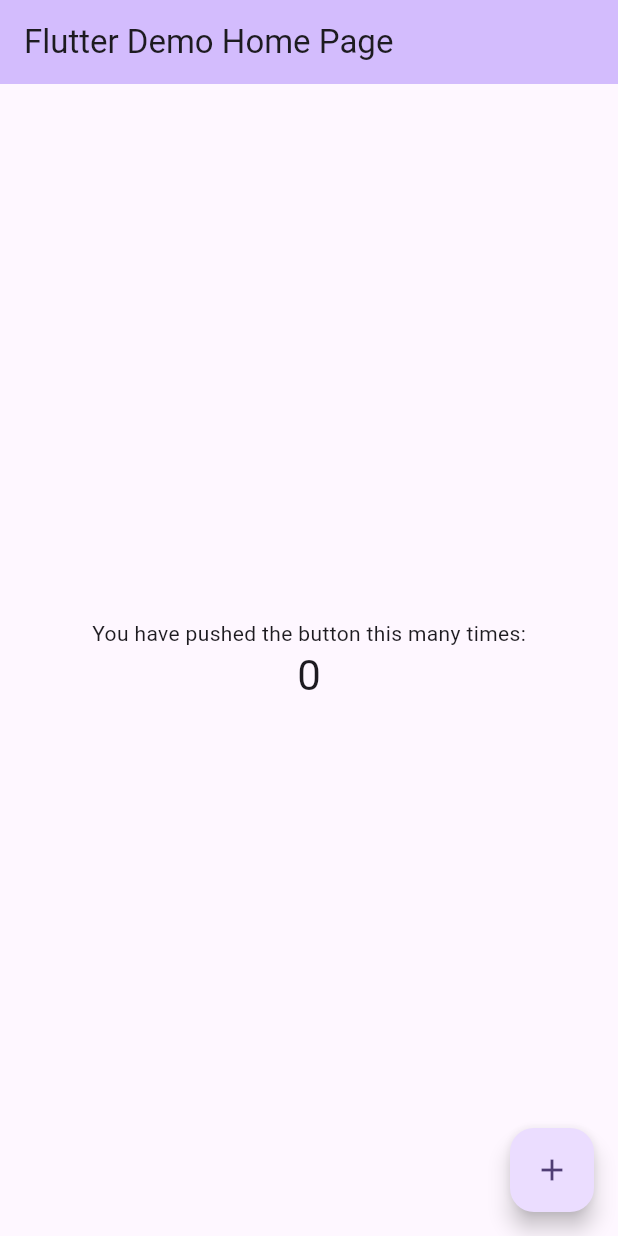
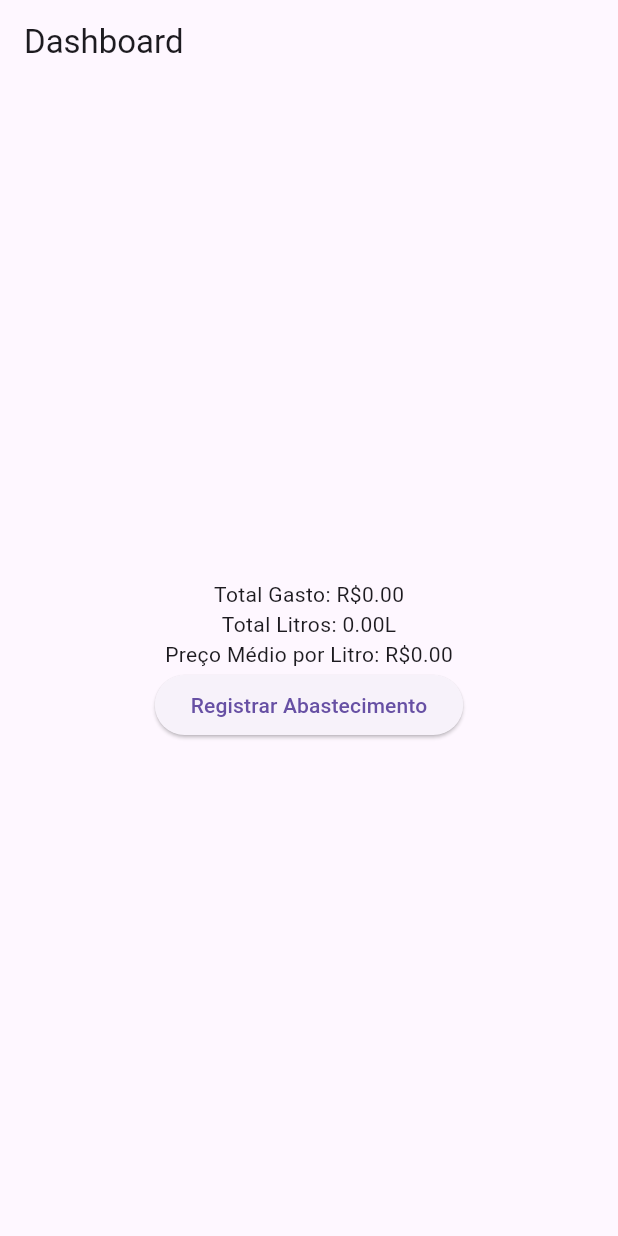
Before and after one commit to Jervdv/projeto_moveis_2024, a Flutter app: the screen it shows after launch, on a phone screen of 412 x 824 dp. Run offline on Flutter 3.47's test engine with Material 3 defaults, Android fonts, the phone set to English and light mode, and no system bars.

Commit message:
Added project structure and screen prototype

```diff
--- /dev/null
+++ b/lib/app/app.dart
@@ -0,0 +1,22 @@
+import 'package:flutter/material.dart';
+import '../screens/dashboard_screen.dart';
+import '../screens/new_entry_screen.dart';
+
+class MyApp extends StatelessWidget {
+  const MyApp({super.key});
+
+  @override
+  Widget build(BuildContext context) {
+    return MaterialApp(
+      title: 'Flutter Demo',
+      theme: ThemeData(
+        primarySwatch: Colors.blue,
+      ),
+      home: const DashboardScreen(),
+      routes: {
+        '/new_entry': (context) => NewEntryScreen(),
+        // '/third': (context) => ThirdScreen(),
+      },
+    );
+  }
+}
--- a/lib/main.dart
+++ b/lib/main.dart
@@ -1,125 +1,6 @@
 import 'package:flutter/material.dart';
+import 'app/app.dart';
 
 void main() {
   runApp(const MyApp());
 }
-
-class MyApp extends StatelessWidget {
-  const MyApp({super.key});
-
-  // This widget is the root of your application.
-  @override
-  Widget build(BuildContext context) {
-    return MaterialApp(
-      title: 'Flutter Demo',
-      theme: ThemeData(
-        // This is the theme of your application.
-        //
-        // TRY THIS: Try running your application with "flutter run". You'll see
-        // the application has a purple toolbar. Then, without quitting the app,
-        // try changing the seedColor in the colorScheme below to Colors.green
-        // and then invoke "hot reload" (save your changes or press the "hot
-        // reload" button in a Flutter-supported IDE, or press "r" if you used
-        // the command line to start the app).
-        //
-        // Notice that the counter didn't reset back to zero; the application
-        // state is not lost during the reload. To reset the state, use hot
-        // restart instead.
-        //
-        // This works for code too, not just values: Most code changes can be
-        // tested with just a hot reload.
-        colorScheme: ColorScheme.fromSeed(seedColor: Colors.deepPurple),
-        useMaterial3: true,
-      ),
-      home: const MyHomePage(title: 'Flutter Demo Home Page'),
-    );
-  }
-}
-
-class MyHomePage extends StatefulWidget {
-  const MyHomePage({super.key, required this.title});
-
-  // This widget is the home page of your application. It is stateful, meaning
-  // that it has a State object (defined below) that contains fields that affect
-  // how it looks.
-
-  // This class is the configuration for the state. It holds the values (in this
-  // case the title) provided by the parent (in this case the App widget) and
-  // used by the build method of the State. Fields in a Widget subclass are
-  // always marked "final".
-
-  final String title;
-
-  @override
-  State<MyHomePage> createState() => _MyHomePageState();
-}
-
-class _MyHomePageState extends State<MyHomePage> {
-  int _counter = 0;
-
-  void _incrementCounter() {
-    setState(() {
-      // This call to setState tells the Flutter framework that something has
-      // changed in this State, which causes it to rerun the build method below
-      // so that the display can reflect the updated values. If we changed
-      // _counter without calling setState(), then the build method would not be
-      // called again, and so nothing would appear to happen.
-      _counter++;
-    });
-  }
-
-  @override
-  Widget build(BuildContext context) {
-    // This method is rerun every time setState is called, for instance as done
-    // by the _incrementCounter method above.
-    //
-    // The Flutter framework has been optimized to make rerunning build methods
-    // fast, so that you can just rebuild anything that needs updating rather
-    // than having to individually change instances of widgets.
-    return Scaffold(
-      appBar: AppBar(
-        // TRY THIS: Try changing the color here to a specific color (to
-        // Colors.amber, perhaps?) and trigger a hot reload to see the AppBar
-        // change color while the other colors stay the same.
-        backgroundColor: Theme.of(context).colorScheme.inversePrimary,
-        // Here we take the value from the MyHomePage object that was created by
-        // the App.build method, and use it to set our appbar title.
-        title: Text(widget.title),
-      ),
-      body: Center(
-        // Center is a layout widget. It takes a single child and positions it
-        // in the middle of the parent.
-        child: Column(
-          // Column is also a layout widget. It takes a list of children and
-          // arranges them vertically. By default, it sizes itself to fit its
-          // children horizontally, and tries to be as tall as its parent.
-          //
-          // Column has various properties to control how it sizes itself and
-          // how it positions its children. Here we use mainAxisAlignment to
-          // center the children vertically; the main axis here is the vertical
-          // axis because Columns are vertical (the cross axis would be
-          // horizontal).
-          //
-          // TRY THIS: Invoke "debug painting" (choose the "Toggle Debug Paint"
-          // action in the IDE, or press "p" in the console), to see the
-          // wireframe for each widget.
-          mainAxisAlignment: MainAxisAlignment.center,
-          children: <Widget>[
-            const Text(
-              'You have pushed the button this many times:',
-            ),
-            Text(
-              '$_counter',
-              style: Theme.of(context).textTheme.headlineMedium,
-            ),
-          ],
-        ),
-      ),
-      floatingActionButton: FloatingActionButton(
-        onPressed: _incrementCounter,
-        tooltip: 'Increment',
-        child: const Icon(Icons.add),
-      ), // This trailing comma makes auto-formatting nicer for build methods.
-    );
-  }
-}
--- /dev/null
+++ b/lib/models/fuel_entry.dart
@@ -0,0 +1,18 @@
+class FuelEntry {
+  DateTime date;
+  double liters;
+  double pricePerLiter;
+  int odometer;
+  String fuelType;
+  String gasStationName;
+  bool isDeleted = false;
+
+  FuelEntry({
+    required this.date,
+    required this.liters,
+    required this.pricePerLiter,
+    required this.odometer,
+    required this.fuelType,
+    required this.gasStationName,
+  });
+}
--- /dev/null
+++ b/lib/repositories/fuel_entries_repository.dart
@@ -0,0 +1,70 @@
+import 'dart:collection';
+
+import 'package:flutter/material.dart';
+import 'package:projeto_moveis_2024/models/fuel_entry.dart';
+
+class FuelEntriesRepository extends ChangeNotifier {
+  final List<FuelEntry> _fuelEntries = [];
+
+  UnmodifiableListView<FuelEntry> get fuelEntries =>
+      UnmodifiableListView(_fuelEntries);
+
+  saveFuelEntry(FuelEntry fuelEntry) {
+    _fuelEntries.add(fuelEntry);
+    notifyListeners();
+  }
+
+  FuelEntriesRepository() {
+    _fuelEntries.addAll(
+      [
+        FuelEntry(
+          date: DateTime(2024, 11, 30),
+          fuelType: 'Gasolina',
+          gasStationName: 'Shell Centro',
+          liters: 15,
+          odometer: 42000,
+          pricePerLiter: 6.50,
+        ),
+        FuelEntry(
+          date: DateTime(2024, 11, 30),
+          fuelType: 'Gasolina',
+          gasStationName: 'Shell Centro',
+          liters: 15,
+          odometer: 42200,
+          pricePerLiter: 6.50,
+        ),
+        FuelEntry(
+          date: DateTime(2024, 11, 30),
+          fuelType: 'Gasolina',
+          gasStationName: 'Shell Centro',
+          liters: 15,
+          odometer: 42400,
+          pricePerLiter: 6.50,
+        ),
+      ],
+    );
+    notifyListeners();
+  }
+
+  List<FuelEntry> getFuelEntries(bool showDeleted) {
+    return fuelEntries
+        .where((fuelEntry) => fuelEntry.isDeleted == !showDeleted)
+        .toList();
+  }
+
+  // deleteFuelEntry(FuelEntry fuelEntry) {
+  //   final oldNote = _notes.firstWhere(
+  //     (n) => n.title == note.title && n.description == note.description,
+  //   );
+  //   final noteIndex = _notes.indexOf(oldNote);
+  //   _notes.replaceRange(noteIndex, noteIndex + 1, [
+  //     Note(
+  //       title: note.title,
+  //       description: note.description,
+  //       color: note.color,
+  //       archived: true,
+  //     )
+  //   ]);
+  //   notifyListeners();
+  // }
+}
--- /dev/null
+++ b/lib/screens/dashboard_screen.dart
@@ -0,0 +1,45 @@
+import 'package:flutter/material.dart';
+import 'package:projeto_moveis_2024/repositories/fuel_entries_repository.dart';
+import '../models/fuel_entry.dart';
+
+class DashboardScreen extends StatefulWidget {
+  const DashboardScreen({super.key});
+
+  @override
+  State<DashboardScreen> createState() => _DashboardScreenState();
+}
+
+class _DashboardScreenState extends State<DashboardScreen> {
+  final FuelEntriesRepository fuelEntriesRepository = FuelEntriesRepository();
+  List<FuelEntry> entries = [];
+
+  @override
+  Widget build(BuildContext context) {
+    double totalSpent = entries.fold(
+        0, (sum, entry) => sum + (entry.liters * entry.pricePerLiter));
+    double totalLiters = entries.fold(0, (sum, entry) => sum + entry.liters);
+    double averagePricePerLiter =
+        entries.isEmpty ? 0 : totalSpent / totalLiters;
+
+    return Scaffold(
+      appBar: AppBar(title: const Text('Dashboard')),
+      body: Center(
+        child: Column(
+          mainAxisAlignment: MainAxisAlignment.center,
+          children: <Widget>[
+            Text('Total Gasto: R\$${totalSpent.toStringAsFixed(2)}'),
+            Text('Total Litros: ${totalLiters.toStringAsFixed(2)}L'),
+            Text(
+                'Preço Médio por Litro: R\$${averagePricePerLiter.toStringAsFixed(2)}'),
+            ElevatedButton(
+              onPressed: () {
+                Navigator.pushNamed(context, '/new_entry');
+              },
+              child: const Text('Registrar Abastecimento'),
+            ),
+          ],
+        ),
+      ),
+    );
+  }
+}
```
Also changed, not shown: lib/screens/new_entry_screen.dart (added, +116 -0 lines), 9 other files.
